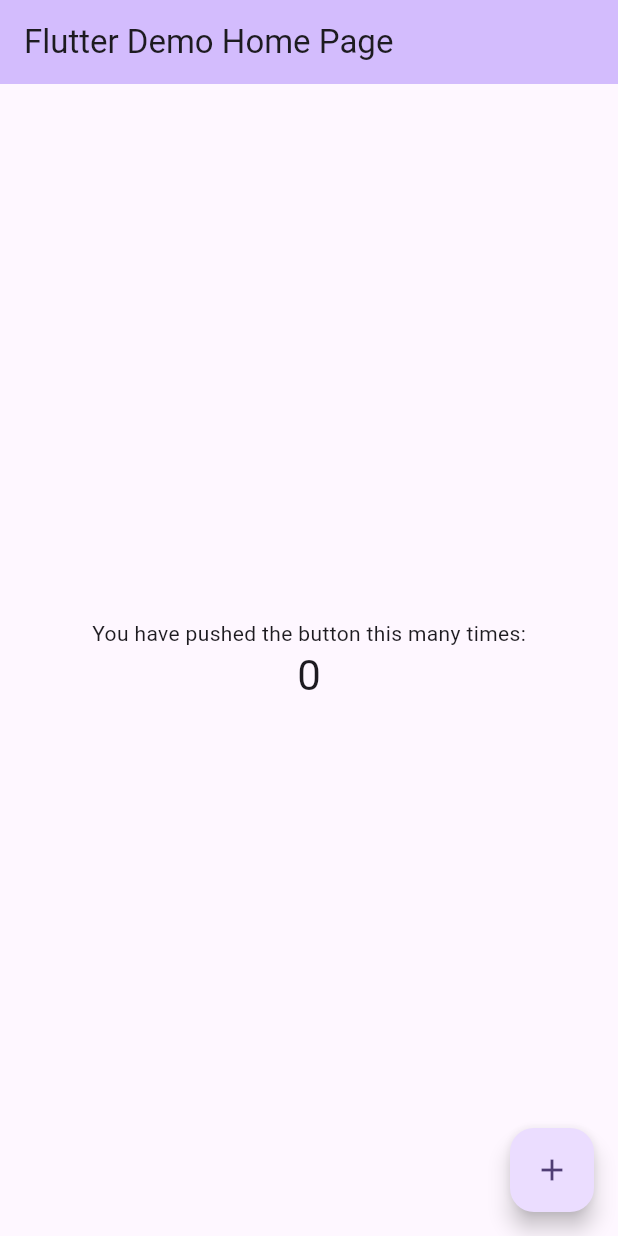
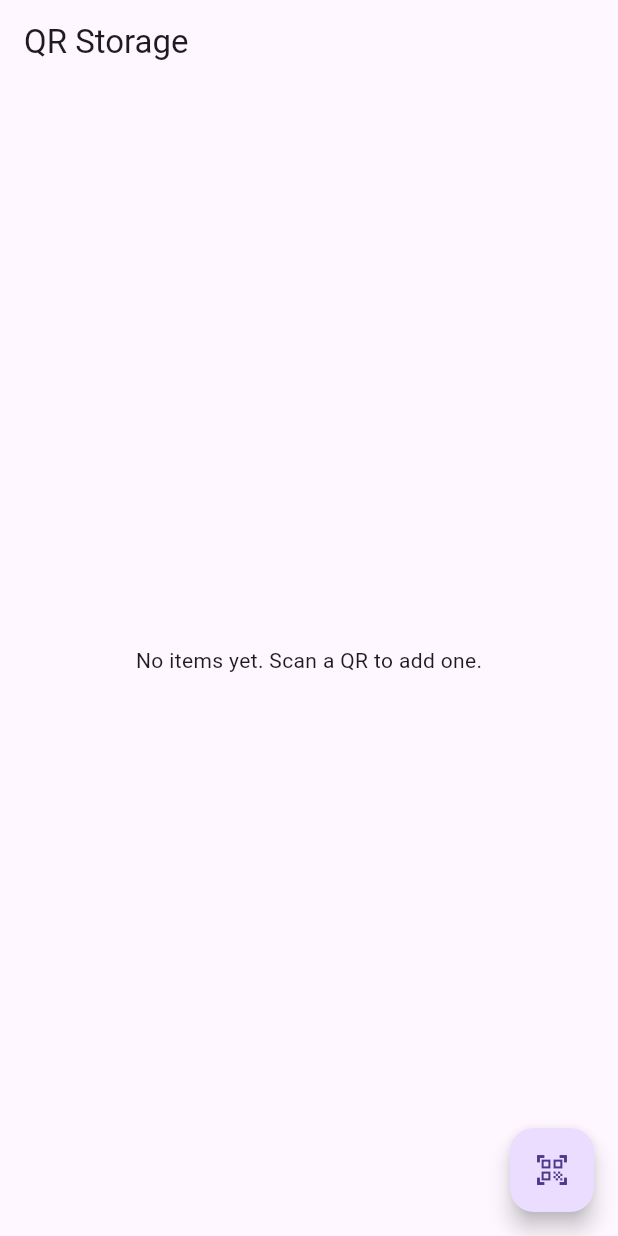
Before and after one commit to cleytonshelton/ASE_456_Individual_Project, a Flutter app: the screen it shows after launch, on a phone screen of 412 x 824 dp. Run offline on Flutter 3.47's test engine with Material 3 defaults, Android fonts, the phone set to English and light mode, and no system bars; our stand-ins replace image_picker.

Commit message:
Updated Home page
Added simple home page as a test for now

```diff
--- a/qrstorageapp/lib/main.dart
+++ b/qrstorageapp/lib/main.dart
@@ -1,122 +1,79 @@
+import 'dart:io';
 import 'package:flutter/material.dart';
+import 'package:image_picker/image_picker.dart';
 
 void main() {
-  runApp(const MyApp());
+  runApp(const QRStorageApp());
 }
 
-class MyApp extends StatelessWidget {
-  const MyApp({super.key});
+class QRStorageApp extends StatelessWidget {
+  const QRStorageApp({super.key});
 
-  // This widget is the root of your application.
   @override
   Widget build(BuildContext context) {
     return MaterialApp(
-      title: 'Flutter Demo',
-      theme: ThemeData(
-        // This is the theme of your application.
-        //
-        // TRY THIS: Try running your application with "flutter run". You'll see
-        // the application has a purple toolbar. Then, without quitting the app,
-        // try changing the seedColor in the colorScheme below to Colors.green
-        // and then invoke "hot reload" (save your changes or press the "hot
-        // reload" button in a Flutter-supported IDE, or press "r" if you used
-        // the command line to start the app).
-        //
-        // Notice that the counter didn't reset back to zero; the application
-        // state is not lost during the reload. To reset the state, use hot
-        // restart instead.
-        //
-        // This works for code too, not just values: Most code changes can be
-        // tested with just a hot reload.
-        colorScheme: ColorScheme.fromSeed(seedColor: Colors.deepPurple),
-      ),
-      home: const MyHomePage(title: 'Flutter Demo Home Page'),
+      title: 'QR Storage',
+      theme: ThemeData(primarySwatch: Colors.blue),
+      home: const HomeScreen(),
     );
   }
 }
 
-class MyHomePage extends StatefulWidget {
-  const MyHomePage({super.key, required this.title});
-
-  // This widget is the home page of your application. It is stateful, meaning
-  // that it has a State object (defined below) that contains fields that affect
-  // how it looks.
-
-  // This class is the configuration for the state. It holds the values (in this
-  // case the title) provided by the parent (in this case the App widget) and
-  // used by the build method of the State. Fields in a Widget subclass are
-  // always marked "final".
-
-  final String title;
+class HomeScreen extends StatefulWidget {
+  const HomeScreen({super.key});
 
   @override
-  State<MyHomePage> createState() => _MyHomePageState();
+  State<HomeScreen> createState() => _HomeScreenState();
 }
 
-class _MyHomePageState extends State<MyHomePage> {
-  int _counter = 0;
+class _HomeScreenState extends State<HomeScreen> {
+  final List<Map<String, dynamic>> _items = [];
 
-  void _incrementCounter() {
-    setState(() {
-      // This call to setState tells the Flutter framework that something has
-      // changed in this State, which causes it to rerun the build method below
-      // so that the display can reflect the updated values. If we changed
-      // _counter without calling setState(), then the build method would not be
-      // called again, and so nothing would appear to happen.
-      _counter++;
-    });
+  Future<void> _addItem(String qrCode) async {
+    final ImagePicker picker = ImagePicker();
+    final XFile? photo = await picker.pickImage(source: ImageSource.camera);
+
+    if (photo != null) {
+      setState(() {
+        _items.add({'qr': qrCode, 'image': photo.path});
+      });
+    }
+  }
+
+  void _scanQRCode() async {
+    // TODO: integrate qr_code_scanner or mobile_scanner package
+    // For now, we’ll simulate with a fake QR code
+    String fakeQrCode = "Box-${_items.length + 1}";
+    await _addItem(fakeQrCode);
   }
 
   @override
   Widget build(BuildContext context) {
-    // This method is rerun every time setState is called, for instance as done
-    // by the _incrementCounter method above.
-    //
-    // The Flutter framework has been optimized to make rerunning build methods
-    // fast, so that you can just rebuild anything that needs updating rather
-    // than having to individually change instances of widgets.
     return Scaffold(
-      appBar: AppBar(
-        // TRY THIS: Try changing the color here to a specific color (to
-        // Colors.amber, perhaps?) and trigger a hot reload to see the AppBar
-        // change color while the other colors stay the same.
-        backgroundColor: Theme.of(context).colorScheme.inversePrimary,
-        // Here we take the value from the MyHomePage object that was created by
-        // the App.build method, and use it to set our appbar title.
-        title: Text(widget.title),
+      appBar: AppBar(title: const Text("QR Storage")),
+      body: _items.isEmpty
+          ? const Center(child: Text("No items yet. Scan a QR to add one."))
+          : ListView.builder(
+              itemCount: _items.length,
+              itemBuilder: (context, index) {
+                final item = _items[index];
+                return Card(
+                  child: ListTile(
+                    leading: Image.file(
+                      File(item['image']),
+                      width: 50,
+                      height: 50,
+                      fit: BoxFit.cover,
+                    ),
+                    title: Text("QR: ${item['qr']}"),
+                  ),
+                );
+              },
+            ),
+      floatingActionButton: FloatingActionButton(
+        onPressed: _scanQRCode,
+        child: const Icon(Icons.qr_code_scanner),
       ),
-      body: Center(
-        // Center is a layout widget. It takes a single child and positions it
-        // in the middle of the parent.
-        child: Column(
-          // Column is also a layout widget. It takes a list of children and
-          // arranges them vertically. By default, it sizes itself to fit its
-          // children horizontally, and tries to be as tall as its parent.
-          //
-          // Column has various properties to control how it sizes itself and
-          // how it positions its children. Here we use mainAxisAlignment to
-          // center the children vertically; the main axis here is the vertical
-          // axis because Columns are vertical (the cross axis would be
-          // horizontal).
-          //
-          // TRY THIS: Invoke "debug painting" (choose the "Toggle Debug Paint"
-          // action in the IDE, or press "p" in the console), to see the
-          // wireframe for each widget.
-          mainAxisAlignment: MainAxisAlignment.center,
-          children: <Widget>[
-            const Text('You have pushed the button this many times:'),
-            Text(
-              '$_counter',
-              style: Theme.of(context).textTheme.headlineMedium,
-            ),
-          ],
-        ),
-      ),
-      floatingActionButton: FloatingActionButton(
-        onPressed: _incrementCounter,
-        tooltip: 'Increment',
-        child: const Icon(Icons.add),
-      ), // This trailing comma makes auto-formatting nicer for build methods.
     );
   }
 }
--- a/qrstorageapp/pubspec.yaml
+++ b/qrstorageapp/pubspec.yaml
@@ -30,6 +30,7 @@ environment:
 dependencies:
   flutter:
     sdk: flutter
+  image_picker: ^1.1.2
 
   # The following adds the Cupertino Icons font to your application.
   # Use with the CupertinoIcons class for iOS style icons.
```
Also changed, not shown: qrstorageapp/pubspec.lock, 5 other files.
